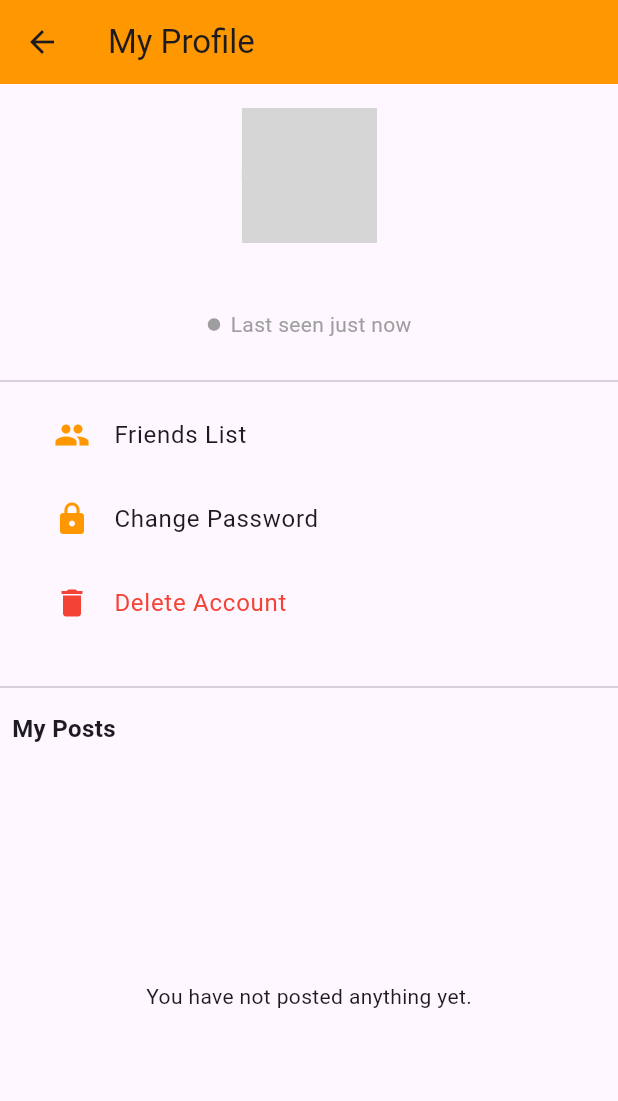
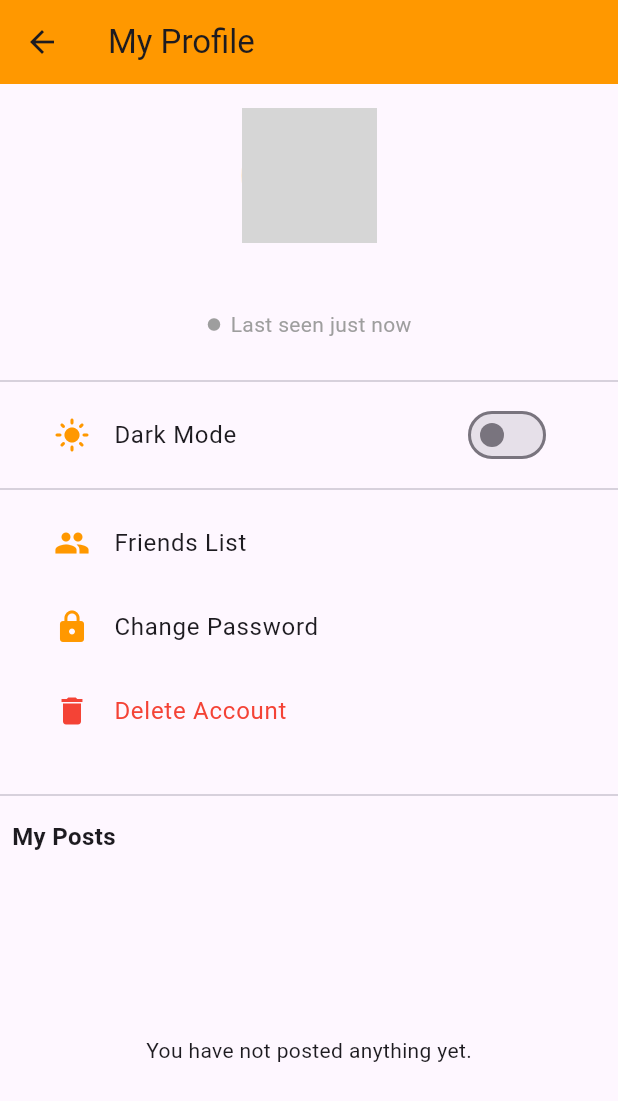
Before and after one commit to masterchieftkd1/UTRGV-CAMPUS-CONNECT, a Flutter app: the screen it shows once a user with an empty profile is signed in, after a tap on the "person" icon, on a phone screen of 412 x 824 dp. Shown: the top 1101 px of the screen. Run offline on Flutter 3.47's test engine with Material 3 defaults, Android fonts, the phone set to English and light mode, and no system bars; our stand-ins replace cloud_firestore, firebase_auth, firebase_core, firebase_storage, image_picker; accounts and stored records are empty; network calls fail; grey boxes are pictures that could not be loaded.

Commit message:
mostly fixed dark mode

```diff
--- a/lib/auth_screen.dart
+++ b/lib/auth_screen.dart
@@ -2,6 +2,7 @@ import 'package:flutter/material.dart';
 import 'package:firebase_auth/firebase_auth.dart';
 import 'auth_service.dart';
 import 'home_page.dart';
+import 'main.dart'; // Import themeNotifier
 
 class AuthScreen extends StatefulWidget {
   const AuthScreen({super.key});
@@ -60,7 +61,6 @@ class _AuthScreenState extends State<AuthScreen> {
 
       if (!mounted) return;
 
-      // Redirect to Home after login/signup
       Navigator.pushReplacementNamed(context, '/home');
 
     } catch (e) {
@@ -83,37 +83,44 @@ class _AuthScreenState extends State<AuthScreen> {
           );
         }
 
-        // If user is already logged in, go to home
         if (snapshot.hasData) {
           return const HomePage();
         }
 
-        // Else show login/register form
+        return ValueListenableBuilder<ThemeMode>(
+          valueListenable: themeNotifier,
+          builder: (context, currentMode, _) {
+            final bool isDark = currentMode == ThemeMode.dark;
+
             return Scaffold(
-          backgroundColor: Colors.orange.shade50,
+              backgroundColor: isDark ? Colors.black : Colors.orange.shade50,
               body: Center(
                 child: SingleChildScrollView(
                   padding: const EdgeInsets.all(22),
                   child: Column(
                     children: [
-                  const Icon(Icons.account_circle,
-                      size: 90, color: Colors.orange),
+                      Icon(Icons.account_circle,
+                          size: 90,
+                          color: isDark ? Colors.orange.shade200 : Colors.orange),
                       const SizedBox(height: 20),
                       Text(
                         _isLogin ? "Welcome Back 👋" : "Create Account 🧡",
-                    style: const TextStyle(
+                        style: TextStyle(
                           fontSize: 26,
                           fontWeight: FontWeight.bold,
-                      color: Colors.orange,
+                          color: isDark ? Colors.orange.shade200 : Colors.orange,
                         ),
                       ),
                       const SizedBox(height: 30),
                       TextField(
                         controller: _emailController,
                         keyboardType: TextInputType.emailAddress,
+                        style: TextStyle(color: isDark ? Colors.white : Colors.black),
                         decoration: InputDecoration(
                           labelText: "UTRGV Email",
                           hintText: "example@utrgv.edu",
+                          labelStyle: TextStyle(
+                              color: isDark ? Colors.white70 : Colors.grey[700]),
                           border: OutlineInputBorder(
                             borderRadius: BorderRadius.circular(10),
                           ),
@@ -123,8 +130,11 @@ class _AuthScreenState extends State<AuthScreen> {
                       TextField(
                         controller: _passwordController,
                         obscureText: true,
+                        style: TextStyle(color: isDark ? Colors.white : Colors.black),
                         decoration: InputDecoration(
                           labelText: "Password",
+                          labelStyle: TextStyle(
+                              color: isDark ? Colors.white70 : Colors.grey[700]),
                           border: OutlineInputBorder(
                             borderRadius: BorderRadius.circular(10),
                           ),
@@ -163,7 +173,8 @@ class _AuthScreenState extends State<AuthScreen> {
                           _isLogin
                               ? "Don't have an account? Register"
                               : "Already have an account? Login",
-                      style: const TextStyle(color: Colors.orange),
+                          style: TextStyle(
+                              color: isDark ? Colors.orange.shade200 : Colors.orange),
                         ),
                       ),
                     ],
@@ -173,5 +184,7 @@ class _AuthScreenState extends State<AuthScreen> {
             );
           },
         );
+      },
+    );
   }
 }
--- a/lib/main.dart
+++ b/lib/main.dart
@@ -1,4 +1,3 @@
-// lib/main.dart
 import 'package:flutter/material.dart';
 import 'package:firebase_core/firebase_core.dart';
 import 'package:firebase_auth/firebase_auth.dart';
@@ -20,19 +19,25 @@ void main() async {
   runApp(const MyApp());
 }
 
+// Global theme notifier
+ValueNotifier<ThemeMode> themeNotifier = ValueNotifier(ThemeMode.system);
+
 class MyApp extends StatelessWidget {
   const MyApp({super.key});
 
   @override
   Widget build(BuildContext context) {
+    return ValueListenableBuilder<ThemeMode>(
+      valueListenable: themeNotifier,
+      builder: (context, currentMode, _) {
         return MaterialApp(
           title: 'UTRGV Campus Connect',
           debugShowCheckedModeBanner: false,
 
-      // 🌗 (Dark mode can be wired here later globally)
+          // 🌗 THEMES
           theme: ThemeData.light(),
           darkTheme: ThemeData.dark(),
-      themeMode: ThemeMode.system,
+          themeMode: currentMode,
 
           // 🔐 AUTH STATE HANDLER
           home: StreamBuilder<User?>(
@@ -57,10 +62,7 @@ class MyApp extends StatelessWidget {
             '/login': (_) => const AuthScreen(),
             '/home': (_) => const HomePage(),
             '/profile': (_) => const ProfileScreen(),
-
-        // 🔥 THIS WAS MISSING → CAUSING YOUR ERROR
             '/friends': (_) => const FriendsPage(),
-
             '/messages': (_) => const MessagesInboxScreen(),
           },
 
@@ -86,5 +88,7 @@ class MyApp extends StatelessWidget {
             return null;
           },
         );
+      },
+    );
   }
 }
--- a/lib/profile_screen.dart
+++ b/lib/profile_screen.dart
@@ -5,6 +5,8 @@ import 'package:firebase_auth/firebase_auth.dart';
 import 'package:firebase_storage/firebase_storage.dart';
 import 'package:flutter/material.dart';
 import 'package:image_picker/image_picker.dart';
+
+import '../main.dart'; // For themeNotifier
 
 class ProfileScreen extends StatelessWidget {
   static const String routeName = '/profile';
@@ -147,6 +149,29 @@ class ProfileScreen extends StatelessWidget {
               const SizedBox(height: 20),
               const Divider(),
 
+              /// 🌗 DARK/LIGHT MODE SWITCH
+              Padding(
+                padding: const EdgeInsets.symmetric(horizontal: 20),
+                child: ListTile(
+                  leading: const Icon(Icons.light_mode, color: Colors.orange),
+                  title: const Text('Dark Mode'),
+                  trailing: ValueListenableBuilder<ThemeMode>(
+                    valueListenable: themeNotifier,
+                    builder: (context, currentMode, _) {
+                      return Switch(
+                        value: currentMode == ThemeMode.dark,
+                        onChanged: (val) {
+                          themeNotifier.value =
+                              val ? ThemeMode.dark : ThemeMode.light;
+                        },
+                      );
+                    },
+                  ),
+                ),
+              ),
+
+              const Divider(),
+
               /// ACTION BUTTONS
               Padding(
                 padding: const EdgeInsets.symmetric(horizontal: 20),
```
Lines whose indentation alone changed are shown as unchanged.
